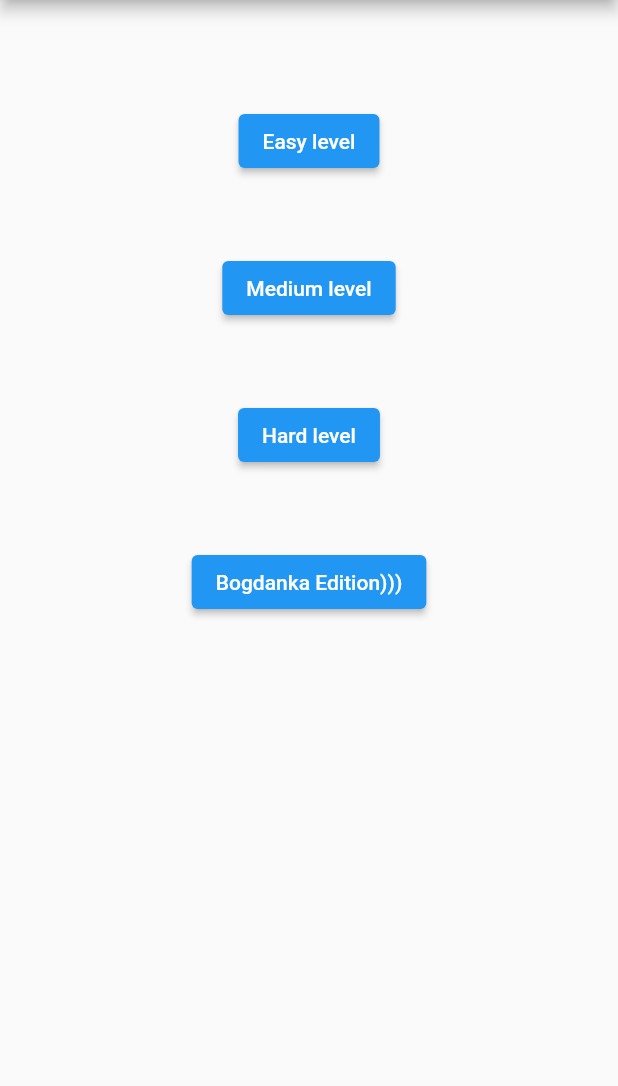
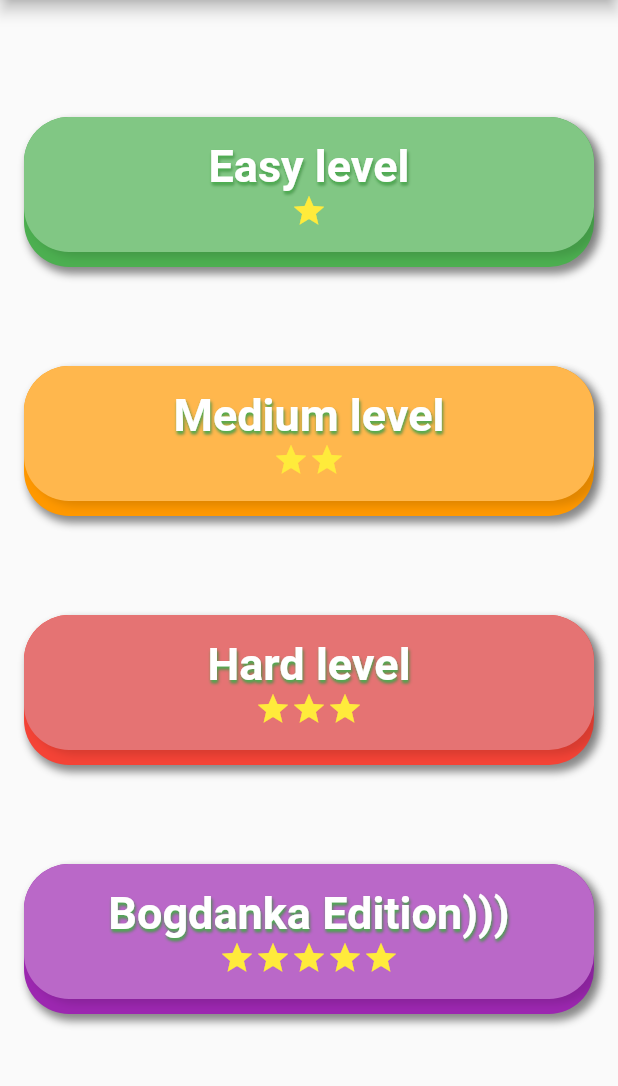
Before and after one commit to IDvan007/memorize, a Flutter app: the screen it shows after launch, on a phone screen of 412 x 824 dp, the part 84-1170 px from its top. Run offline on Flutter 3.47's test engine with Material 2 defaults, Android fonts, the phone set to English and light mode, and no system bars.

Commit message:
Task 8 buttons

```diff
--- a/lib/windows.dart
+++ b/lib/windows.dart
@@ -2,17 +2,105 @@ import 'package:flutter/material.dart';
 import 'package:memorize/home_game.dart';
 import 'package:memorize/my_card.dart';
 
-class DifficultySelection  extends StatefulWidget {
+class _BeautifulButton extends StatelessWidget {
+  Function() onPressed;
+  Color color1;
+  Color color2;
+  String dataText;
+  int starsCount;
+
+   _BeautifulButton({required this.onPressed, required this.color1,required this.color2,required this.dataText,required this.starsCount});
+
+  @override
+  Widget build(BuildContext context) {
+    return Padding(
+      padding: const EdgeInsets.all(8.0),
+      child: GestureDetector(
+        onTap: onPressed,
+        child: Stack(
+          children: [
+            Container(
+              height: 100,
+              width: double.infinity,
+              decoration: BoxDecoration(
+                  color: color1,
+                  borderRadius: BorderRadius.circular(30),
+                  boxShadow: const [
+                    BoxShadow(
+                        blurRadius: 4,
+                        color: Colors.black45,
+                        spreadRadius: 0.5,
+                        offset: Offset(3, 4))
+                  ]),
+            ),
+            Container(
+              height: 90,
+              width: double.infinity,
+              decoration: BoxDecoration(
+                  color: color2,
+                  borderRadius: BorderRadius.circular(30),
+                  boxShadow: const [
+                    BoxShadow(
+                        blurRadius: 4,
+                        color: Colors.black12,
+                        spreadRadius: 0.3,
+                        offset: Offset(
+                          5,
+                          3,
+                        ))
+                  ]),
+              child: Column(
+                mainAxisAlignment: MainAxisAlignment.center,
+                children: [
+                   Center(
+                      child: Text(
+                        dataText,
+                        style: const TextStyle(
+                            color: Colors.white,
+                            fontSize: 30,
+                            fontWeight: FontWeight.bold,
+                            shadows: [
+                              Shadow(
+                                color: Colors.black26,
+                                blurRadius: 2,
+                                offset: Offset(1, 2),
+                              ),
+                              Shadow(
+                                  color: Colors.green,
+                                  blurRadius: 2,
+                                  offset: Offset(0.5, 2))
+                            ]),
+                      )),
+                  Row(
+                    mainAxisAlignment:
+                    MainAxisAlignment.center,
+                    crossAxisAlignment:
+                    CrossAxisAlignment.center,
+                    children: [for (int i=0; i<starsCount; i++)
+                      const Icon(
+                         Icons.star,
+                         color: Colors.yellow,
+                      ),
+                    ],
+                      ),
+                    ],
+                  ),),
+                ],
+              ),
+            ));
+  }
+}
+
+class DifficultySelection extends StatefulWidget {
   Function() notifyParent; // this variable will store callback link
-  DifficultySelection({super.key , required this.notifyParent});
-
+  DifficultySelection({super.key, required this.notifyParent});
 
   @override
   State<DifficultySelection> createState() => _DifficultySelectionState();
 }
 
 class _DifficultySelectionState extends State<DifficultySelection> {
-  bool bogDanka=false;
+  bool bogDanka = false;
 
   @override
   Widget build(BuildContext context) {
@@ -36,13 +124,13 @@ return Scaffold(
                   child: Column(
                     children: [
                       const SizedBox(height: 70),
-                  ElevatedButton(onPressed: onPressedEasy, child: const Text("Easy level")),
+                      _BeautifulButton(onPressed:  onPressedEasy, color1:Colors.green, color2:Colors.green.shade300, dataText: "Easy level",starsCount: 1, ),
                       const SizedBox(height: 50),
-                  ElevatedButton(onPressed: onPressedMedium, child: const Text("Medium level")),
+                      _BeautifulButton(onPressed:  onPressedMedium, color1:Colors.orange, color2:Colors.orange.shade300, dataText: "Medium level",starsCount: 2, ),
                       const SizedBox(height: 50),
-                  ElevatedButton(onPressed: onPressedHard, child: const Text("Hard level")),
+                      _BeautifulButton(onPressed:  onPressedHard, color1:Colors.red, color2:Colors.red.shade300, dataText: "Hard level",starsCount: 3, ),
                       const SizedBox(height: 50),
-                  ElevatedButton(onPressed: onPressedBodya, child: const Text("Bogdanka Edition)))")),
+                      _BeautifulButton(onPressed:  onPressedBodya, color1:Colors.purple, color2:Colors.purple.shade300, dataText: "Bogdanka Edition)))",starsCount: 5, ),
                     ],
                   ),
                 ),
@@ -55,18 +143,15 @@ return Scaffold(
   }
 
   void onPressedEasy() {
-
     MyHomeGame.onGame = true;
     MyHomeGame.levelGame = 12;
     print('MyHomeGame.onGame  ${MyHomeGame.onGame}');
     prepearLevel();
     widget.notifyParent();
     onPreview();
-
   }
 
   void onPressedMedium() {
-
     MyHomeGame.onGame = true;
     MyHomeGame.levelGame = 16;
     print('MyHomeGame.onGame  ${MyHomeGame.onGame}');
@@ -76,62 +161,62 @@ return Scaffold(
   }
 
   void onPressedHard() {
-
     MyHomeGame.onGame = true;
     MyHomeGame.levelGame = 20;
     print('MyHomeGame.onGame  ${MyHomeGame.onGame}');
     prepearLevel();
     widget.notifyParent();
     onPreview();
-
   }
 
   void onPressedBodya() {
     MyHomeGame.onGame = true;
-    MyHomeGame.levelGame =16 ;
+    MyHomeGame.levelGame = 16;
     print('MyHomeGame.onGame  ${MyHomeGame.onGame}');
-    bogDanka=true;
+    bogDanka = true;
     prepearLevel();
     widget.notifyParent();
     onPreview();
   }
 
-void onPreview(){
+  void onPreview() {
     print('MyHomeGame.onPreview  ${MyHomeGame.onPreview}');
     if (MyHomeGame.onPreview) {
       print('Future.delayed Started   7 Sec');
-    Future.delayed(const Duration(seconds: 7),(){
-        MyHomeGame.onPreview=false;
-        for (var element in MyHomeGame.cardList) {element.cardActive=false;}
+      Future.delayed(const Duration(seconds: 7), () {
+        MyHomeGame.onPreview = false;
+        for (var element in MyHomeGame.cardList) {
+          element.cardActive = false;
+        }
         widget.notifyParent();
         print('Future.delayed Ended');
       });
-  }}
+    }
+  }
 
-void prepearLevel(){
+  void prepearLevel() {
     if (bogDanka) {
-    for (int i=0; i<MyHomeGame.levelGame/2; i++){
+      for (int i = 0; i < MyHomeGame.levelGame / 2; i++) {
         MyHomeGame.cardIcons.add(MyHomeGame.iconListBodya[i]);
         MyHomeGame.cardIcons.add(MyHomeGame.iconListBodya[i]);
       }
-  }else{
-    for (int i=0; i<MyHomeGame.levelGame/2; i++){
+    } else {
+      for (int i = 0; i < MyHomeGame.levelGame / 2; i++) {
         MyHomeGame.cardIcons.add(MyHomeGame.iconList[i]);
         MyHomeGame.cardIcons.add(MyHomeGame.iconList[i]);
       }
     }
-  MyHomeGame.cardIcons.shuffle();//  shuffle Icons
-  for (int i=0; i<MyHomeGame.cardIcons.length;i++){ // here we fill cardList with default cards
-    MyHomeGame.cardList.add(
-        MyCard(
-          myIcon:MyHomeGame.cardIcons[i],
+    MyHomeGame.cardIcons.shuffle(); //  shuffle Icons
+    for (int i = 0; i < MyHomeGame.cardIcons.length; i++) {
+      // here we fill cardList with default cards
+      MyHomeGame.cardList.add(MyCard(
+        myIcon: MyHomeGame.cardIcons[i],
         cardPoz: i,
         cardActive: true,
         cardVisible: true,
-          notifyParent: widget.notifyParent,) // it does not matter what you put here now, we will put our callback later
+        notifyParent: widget.notifyParent,
+      ) // it does not matter what you put here now, we will put our callback later
           );
     }
-
   }
-
 }
```
Lines whose indentation alone changed are shown as unchanged.
